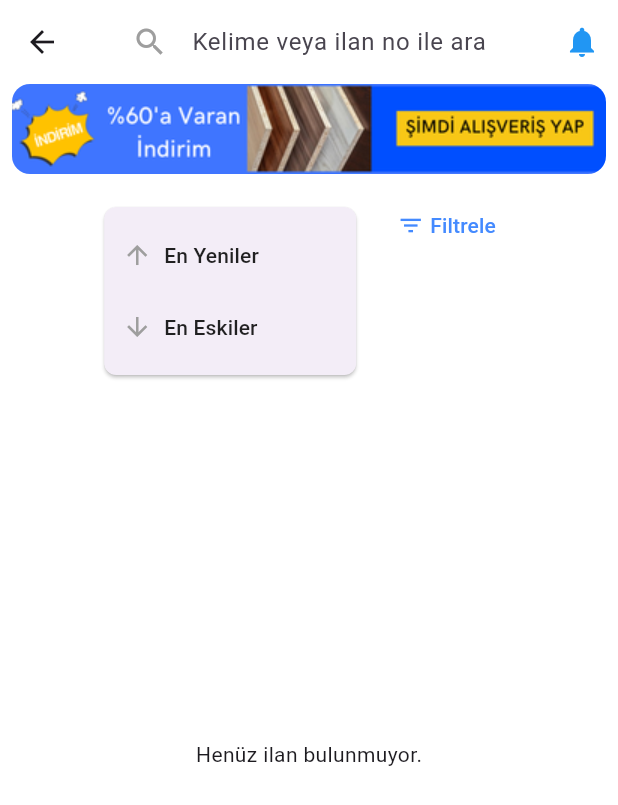
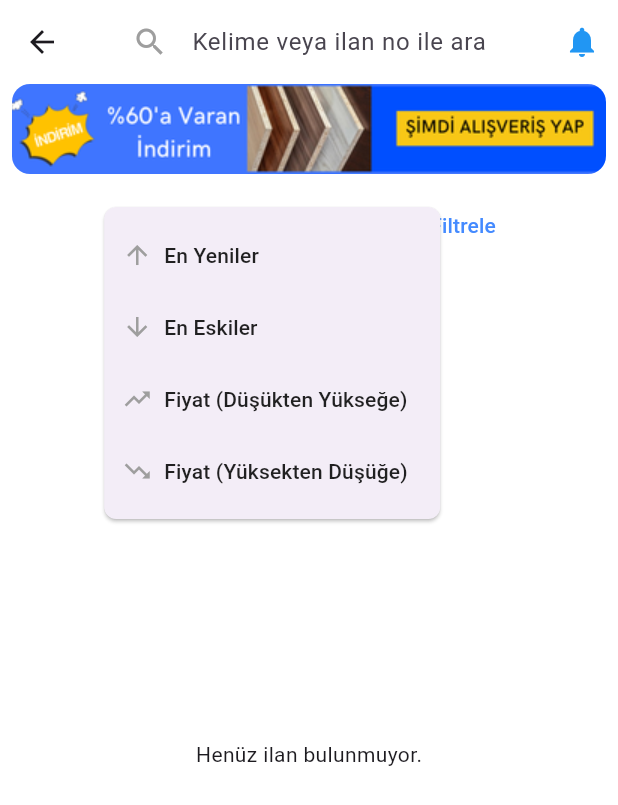
Before and after one commit to mehmeteminnnn/projekaganebey, a Flutter app: the AdsMDFLamPage screen opened directly, after a tap on "Sırala", on a phone screen of 412 x 824 dp. Shown: the top 805 px of the screen. Run offline on Flutter 3.47's test engine with Material 3 defaults, Android fonts, the phone set to English and light mode, and no system bars; our stand-ins replace cloud_firestore, firebase_auth, firebase_core, firebase_messaging, firebase_storage, flutter_local_notifications and 5 more; missing offline and left inert: flutter_pin_code_fields, turkish; accounts and stored records are empty; key blocks and very long unbroken strings in the code were emptied for the run.

Commit message:
fiyat artan/azalan eklendi

```diff
--- a/lib/screens/ana_ekran.dart
+++ b/lib/screens/ana_ekran.dart
@@ -38,6 +38,10 @@ class _AdsMDFLamPageState extends State<AdsMDFLamPage> {
     } else if (_selectedSort == 'oldest') {
       ilanlar.sort((a, b) => (a.olusturulmaTarihi ?? DateTime(0))
           .compareTo(b.olusturulmaTarihi ?? DateTime(0)));
+    } else if (_selectedSort == 'price_asc') {
+      ilanlar.sort((a, b) => (a.fiyat ?? 0).compareTo(b.fiyat ?? 0));
+    } else if (_selectedSort == 'price_desc') {
+      ilanlar.sort((a, b) => (b.fiyat ?? 0).compareTo(a.fiyat ?? 0));
     }
     return ilanlar;
   }
@@ -147,6 +151,38 @@ class _AdsMDFLamPageState extends State<AdsMDFLamPage> {
                           SizedBox(width: 8),
                           Text(
                             'En Eskiler',
+                            style: TextStyle(
+                              fontSize: 14,
+                              color: Colors.black87,
+                            ),
+                          ),
+                        ],
+                      ),
+                    ),
+                    PopupMenuItem<String>(
+                      value: 'price_asc',
+                      child: Row(
+                        children: [
+                          Icon(Icons.trending_up, color: Colors.grey, size: 20),
+                          SizedBox(width: 8),
+                          Text(
+                            'Fiyat (Düşükten Yükseğe)',
+                            style: TextStyle(
+                              fontSize: 14,
+                              color: Colors.black87,
+                            ),
+                          ),
+                        ],
+                      ),
+                    ),
+                    PopupMenuItem<String>(
+                      value: 'price_desc',
+                      child: Row(
+                        children: [
+                          Icon(Icons.trending_down, color: Colors.grey, size: 20),
+                          SizedBox(width: 8),
+                          Text(
+                            'Fiyat (Yüksekten Düşüğe)',
                             style: TextStyle(
                               fontSize: 14,
                               color: Colors.black87,
```
